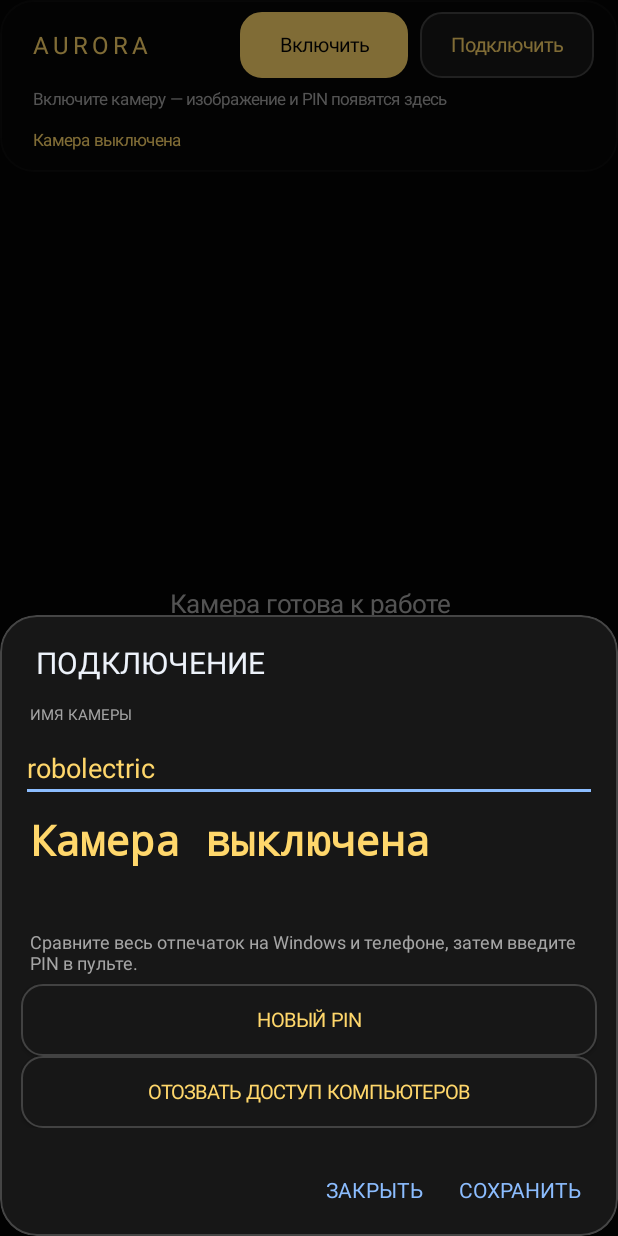
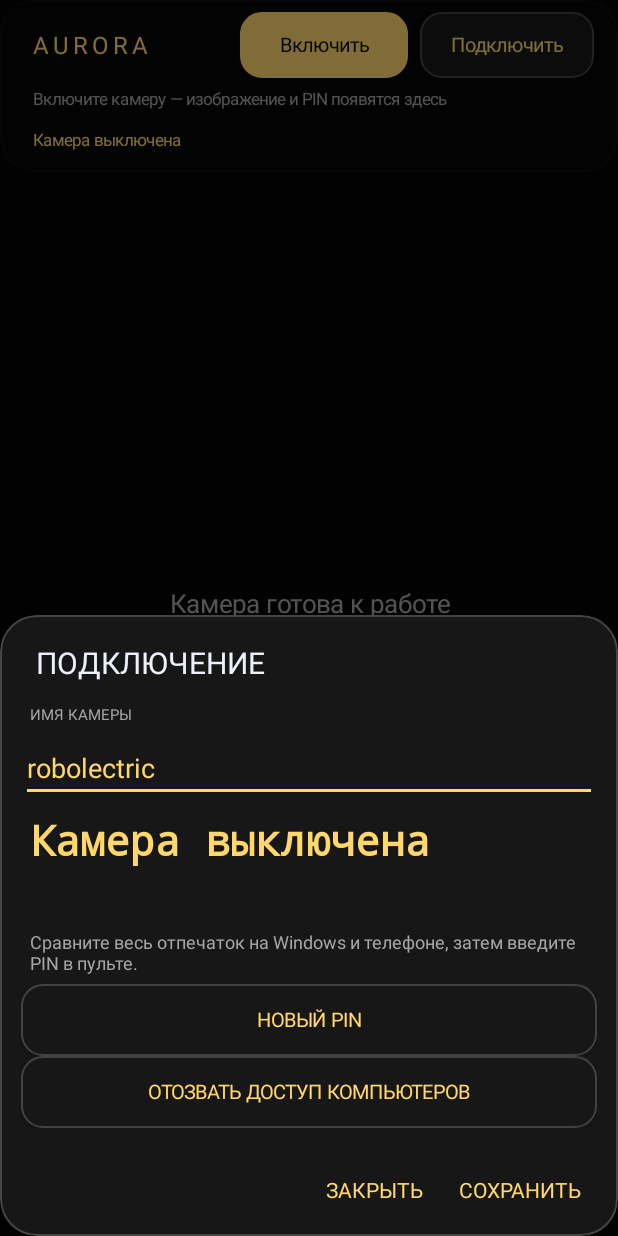
Before and after one commit to prostoodin1/Camera-Deck, an Android app: the screen it shows after launch (MainActivity), after a tap on "Подключить", on a phone screen of 412 x 824 dp. Run offline under Robolectric (Android 15) with nearby library versions, the phone set to English and light mode, and no system bars; libraries missing offline, so code that uses them is left out: fi.iki.elonen.

```diff
--- a/android/app/src/main/res/values/styles.xml
+++ b/android/app/src/main/res/values/styles.xml
@@ -2,16 +2,16 @@
     <style name="CameraDeckTheme" parent="android:style/Theme.Material.NoActionBar">
         <item name="android:fontFamily">sans-serif</item>
         <item name="android:windowActionModeOverlay">true</item>
-        <item name="android:colorAccent">#8CBDFF</item>
-        <item name="android:windowBackground">#0B1019</item>
-        <item name="android:colorBackground">#0B1019</item>
+        <item name="android:colorAccent">#FFD76B</item>
+        <item name="android:windowBackground">#030303</item>
+        <item name="android:colorBackground">#030303</item>
         <item name="android:colorForeground">#EDF2FA</item>
         <item name="android:textColorPrimary">#EDF2FA</item>
         <item name="android:textColorSecondary">#999999</item>
         <item name="android:colorControlNormal">#888888</item>
-        <item name="android:colorControlActivated">#8CBDFF</item>
-        <item name="android:statusBarColor">#0B1019</item>
-        <item name="android:navigationBarColor">#0B1019</item>
+        <item name="android:colorControlActivated">#FFD76B</item>
+        <item name="android:statusBarColor">#030303</item>
+        <item name="android:navigationBarColor">#030303</item>
         <item name="android:windowLightStatusBar">false</item>
     </style>
 </resources>
```
Also changed, not shown: android/app/src/main/java/io/github/prostoodin1/cameradeck/CameraEngine.java (+11 -7 lines), android/app/src/main/java/io/github/prostoodin1/cameradeck/MainActivity.java (+16 -2 lines), 2 other files.
